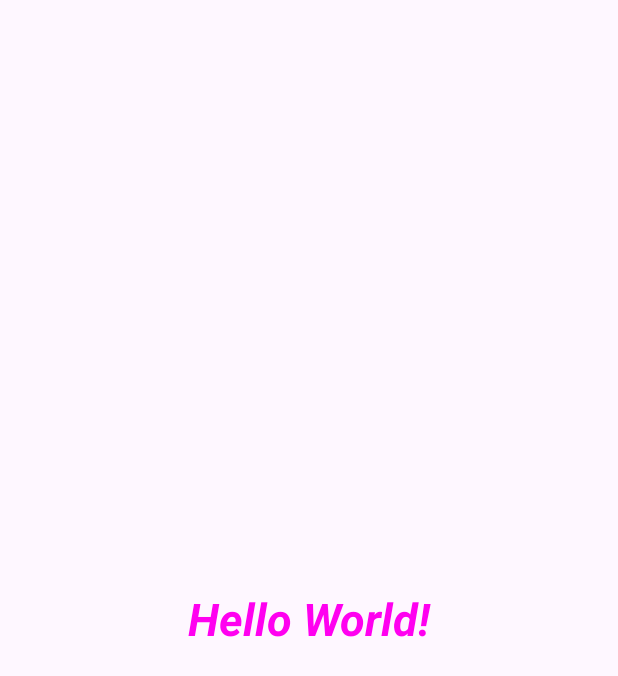
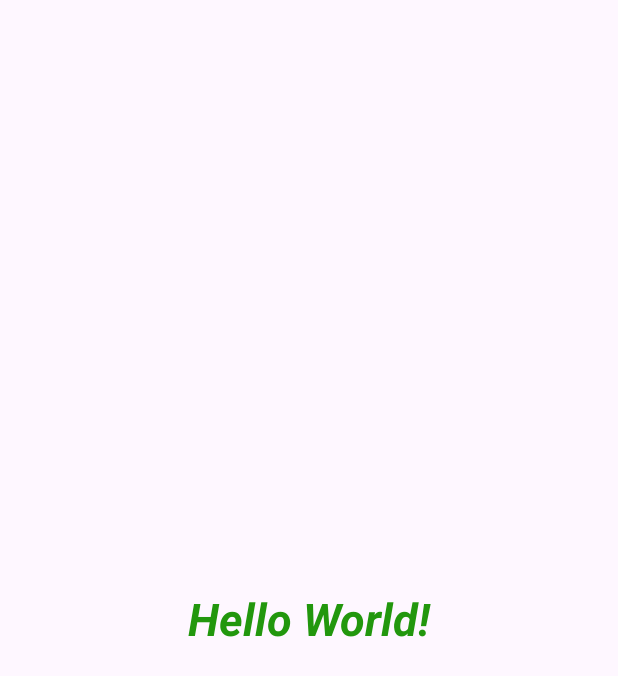
Before and after one commit to cecoulombe/COMP_2161, an Android app: the screen it shows after launch (MainActivity), on a phone screen of 412 x 824 dp. Shown: the top 676 px of the screen. Run offline under Robolectric (Android 15) with nearby library versions, the phone set to English and light mode, and no system bars.

Commit message:
Learning about Styles

```diff
--- a/HelloWorld_TutorialProject/app/src/main/res/layout/activity_main.xml
+++ b/HelloWorld_TutorialProject/app/src/main/res/layout/activity_main.xml
@@ -12,9 +12,7 @@
         android:layout_height="wrap_content"
         android:rotationX="0"
         android:text="Hello World!"
-        android:textColor="#FF00F0"
-        android:textSize="30sp"
-        android:textStyle="bold|italic"
+        style ="@style/GreenText"
         app:layout_constraintBottom_toBottomOf="parent"
         app:layout_constraintEnd_toEndOf="parent"
         app:layout_constraintStart_toStartOf="parent"
```
Also changed, not shown: HelloWorld_TutorialProject/app/src/main/res/values/styles.xml (added, +9 -0 lines), HelloWorld_TutorialProject/app/src/main/java/com/example/helloworld/MainActivity.java (line endings or trailing spaces).
